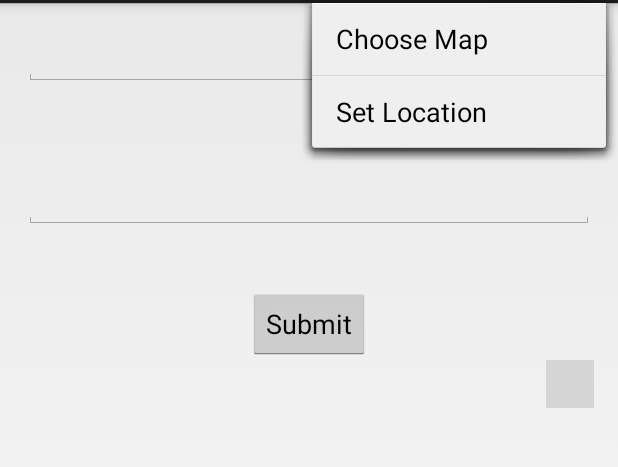
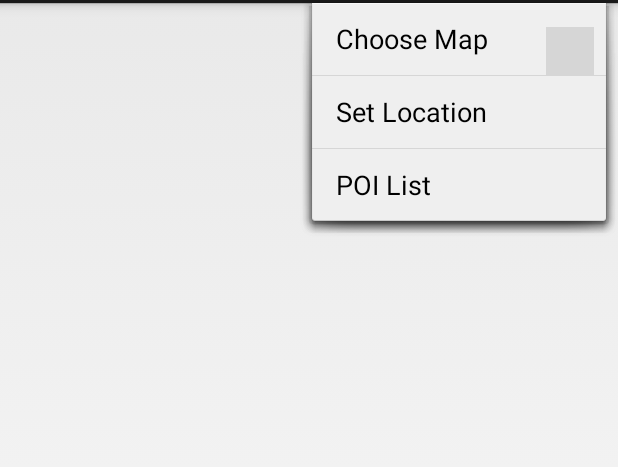
Before and after one commit to 0koraj06/Mapping, an Android app: the screen it shows after launch (HelloMap), with the options menu open, on a phone screen of 412 x 824 dp, the part 69-536 px from its top. Run offline under Robolectric (Android 15) with nearby library versions, the phone set to English and light mode, and no system bars; libraries missing offline, so code that uses them is left out: org.osmdroid.config, org.osmdroid.tileprovider, org.osmdroid.util, org.osmdroid.views; plain views replace MapView; 5 statements that could not run were skipped; grey boxes are pictures that could not be loaded.

Commit message:
Added List and List icons

```diff
--- a/app/src/main/AndroidManifest.xml
+++ b/app/src/main/AndroidManifest.xml
@@ -27,10 +27,8 @@ package="com.example.a0koraj06.mapping">
         <activity android:name=".MapChooseActivity" android:label="@string/choosemap">
         </activity>
 
-        <activity android:name=".SetLocation" android:label="@string/setlocation">
-
-
-        </activity>
+        <activity android:name=".SetLocation" android:label="@string/setlocation"></activity>
+        <activity android:name=".PoiListActivity" android:label="@string/poilist"></activity>
     </application>
 
 </manifest>
--- a/app/src/main/java/com/example/a0koraj06/mapping/HelloMap.java
+++ b/app/src/main/java/com/example/a0koraj06/mapping/HelloMap.java
@@ -21,7 +21,7 @@ import android.widget.EditText;
 
 
 
-public class HelloMap extends Activity implements OnClickListener {
+public class HelloMap extends Activity {
 
     MapView mv;
 
@@ -42,22 +42,7 @@ public class HelloMap extends Activity implements OnClickListener {
         mv.getController().setZoom(14);
         mv.getController().setCenter(new GeoPoint(44, 11.5));
 
-        Button b = (Button) findViewById(R.id.button);
-        b.setOnClickListener(this);
-
     }
-
-
-    public void onClick(View view) {
-
-        EditText et1 = (EditText) findViewById(R.id.latitude);
-        double latitude = Double.parseDouble(et1.getText().toString());
-        EditText et2 = (EditText) findViewById(R.id.longitude);
-        double longitude = Double.parseDouble(et2.getText().toString());
-        mv.getController().setCenter(new GeoPoint(latitude, longitude));
-
-    }
-
 
     public boolean onCreateOptionsMenu(Menu menu) {
         MenuInflater inflater = getMenuInflater();
@@ -77,9 +62,15 @@ public class HelloMap extends Activity implements OnClickListener {
         }
 
 
-         if (item.getItemId() == R.id.setlocation) {
+        if (item.getItemId() == R.id.setlocation) {
             Intent intent = new Intent(this, SetLocation.class);
             startActivityForResult(intent, 1);            // react to the menu item being selected...
+            return true;
+        }
+
+        if (item.getItemId() == R.id.poilist) {
+            Intent intent = new Intent(this, PoiListActivity.class);
+            startActivityForResult(intent, 0);            // react to the menu item being selected...
             return true;
         }
 
--- a/app/src/main/res/layout/activity_main.xml
+++ b/app/src/main/res/layout/activity_main.xml
@@ -8,30 +8,9 @@
     android:paddingRight="@dimen/activity_horizontal_margin"
     android:paddingTop="@dimen/activity_vertical_margin"
     tools:context="com.example.a0koraj06.mapping.HelloMap">
-       <EditText
-        android:layout_width="match_parent"
-        android:layout_height="wrap_content"
-        android:id="@+id/latitude" />
 
-    <EditText
-        android:layout_width="match_parent"
-        android:layout_height="wrap_content"
-        android:layout_below="@+id/latitude"
-        android:layout_alignParentLeft="true"
-        android:layout_alignParentStart="true"
-        android:layout_marginTop="56dp"
-        android:id="@+id/longitude"
-        />
 
-    <Button
-        android:layout_width="wrap_content"
-        android:layout_height="wrap_content"
-        android:text="Submit"
-        android:id="@+id/button"
-        android:layout_below="@+id/longitude"
-        android:layout_centerHorizontal="true"
-        android:layout_marginTop="39dp"
-        />
+
 
     <org.osmdroid.views.MapView
         android:layout_width="wrap_content"
@@ -39,7 +18,7 @@
         android:id ="@+id/map1"
         android:layout_alignParentRight="true"
         android:layout_alignParentEnd="true"
-        android:layout_below="@+id/button"
+
 
         />
 
--- a/app/src/main/res/menu/menu_hello_map.xml
+++ b/app/src/main/res/menu/menu_hello_map.xml
@@ -1,8 +1,6 @@
 <?xml version="1.0" encoding="utf-8"?>
-<menu
-xmlns:android="http://schemas.android.com/apk/res/android">
-<item android:id="@+id/choosemap" android:title="@string/choosemap" />
-
-xmlns:android="http://schemas.android.com/apk/res/android">
-<item android:id="@+id/setlocation" android:title="@string/setlocation" />
+<menu xmlns:android="http://schemas.android.com/apk/res/android">
+    <item android:id="@+id/choosemap" android:title="@string/choosemap" />
+    <item android:id="@+id/setlocation" android:title="@string/setlocation" />
+    <item android:id="@+id/poilist" android:title="@string/poilist" />
 </menu>
--- a/app/src/main/res/values/strings.xml
+++ b/app/src/main/res/values/strings.xml
@@ -4,7 +4,7 @@
     <string name="regularview"> Regular View </string>
     <string name="cyclemapview"> Cycle Map View</string>
     <string name="setlocation"> Set Location</string>
-
+    <string name="poilist">POI List</string>
 
 
 
```
Also changed, not shown: app/src/main/java/com/example/a0koraj06/mapping/PoiListActivity.java (added, +68 -0 lines), app/src/main/res/layout/poi_entry.xml (added, +17 -0 lines).
